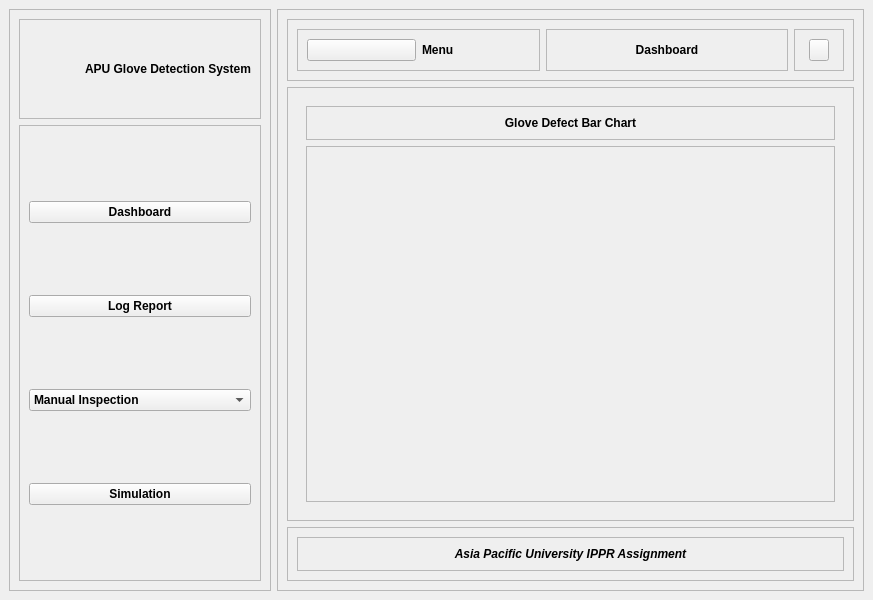
JJLee2910/Glove-Defect-Detection-System, file UI_Design/Main_Dashboard.ui: the form before one commit.
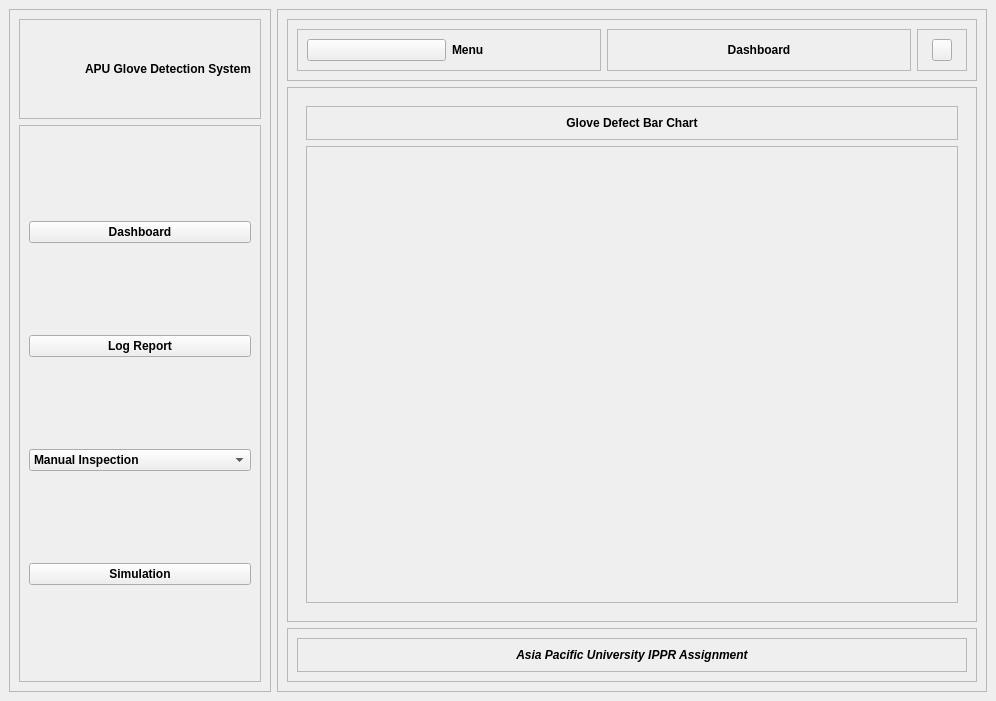
The form after the commit. Icons and pictures are not drawn.

Commit message: drafted the creation of charts in the UI

```diff
--- a/UI_Design/Main_Dashboard.ui
+++ b/UI_Design/Main_Dashboard.ui
@@ -6,20 +6,50 @@
    <rect>
     <x>0</x>
     <y>0</y>
-    <width>873</width>
-    <height>600</height>
+    <width>996</width>
+    <height>701</height>
    </rect>
   </property>
   <property name="sizePolicy">
-   <sizepolicy hsizetype="Preferred" vsizetype="Preferred">
+   <sizepolicy hsizetype="Fixed" vsizetype="Fixed">
     <horstretch>0</horstretch>
     <verstretch>0</verstretch>
    </sizepolicy>
   </property>
+  <property name="minimumSize">
+   <size>
+    <width>996</width>
+    <height>701</height>
+   </size>
+  </property>
+  <property name="maximumSize">
+   <size>
+    <width>996</width>
+    <height>701</height>
+   </size>
+  </property>
   <property name="windowTitle">
    <string>MainWindow</string>
   </property>
   <widget class="QWidget" name="centralwidget">
+   <property name="sizePolicy">
+    <sizepolicy hsizetype="Fixed" vsizetype="Fixed">
+     <horstretch>0</horstretch>
+     <verstretch>0</verstretch>
+    </sizepolicy>
+   </property>
+   <property name="minimumSize">
+    <size>
+     <width>996</width>
+     <height>701</height>
+    </size>
+   </property>
+   <property name="maximumSize">
+    <size>
+     <width>996</width>
+     <height>701</height>
+    </size>
+   </property>
    <layout class="QHBoxLayout" name="horizontalLayout">
     <item>
      <widget class="QFrame" name="side_menu_frame">
```
The commit also changes 5 other files.
